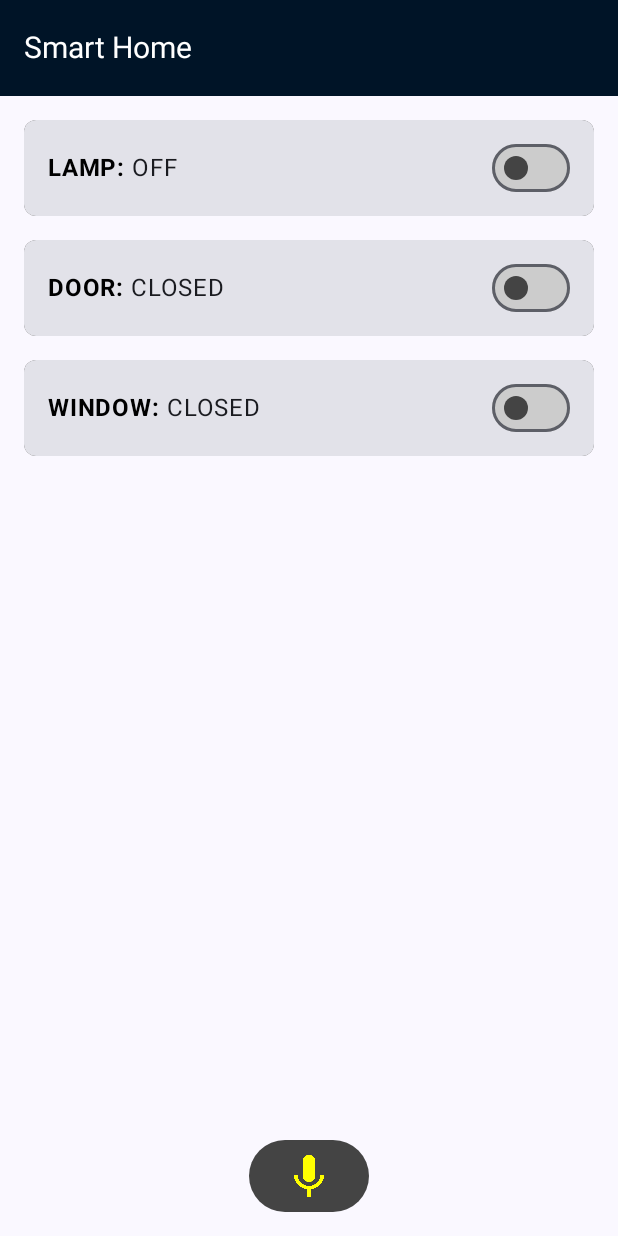
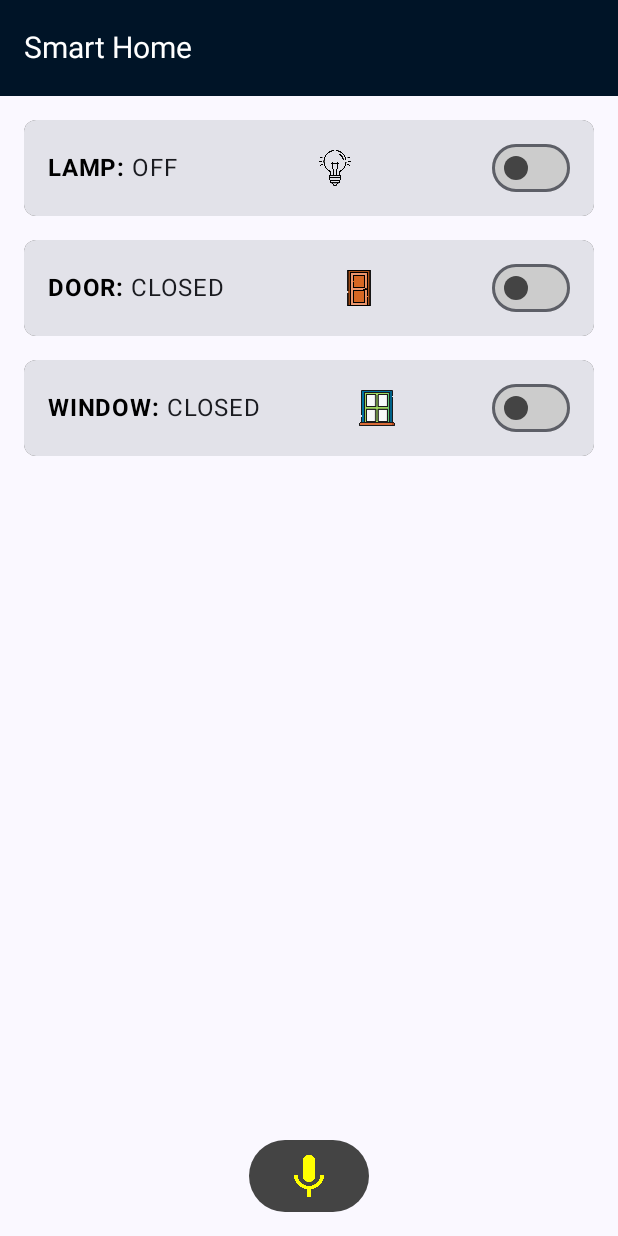
Before and after one commit to ahmedmohd957/lab2_software_engineering, an Android app built with Jetpack Compose: the screen it shows after launch (MainActivity), on a phone screen of 412 x 824 dp. Run offline under Robolectric (Android 15) with nearby library versions, the phone set to English and light mode, and no system bars; our stand-ins replace Firebase (no records; nobody signed in at launch, a user with empty details on screens opened directly).

Commit message:
feat: icon added to control-card

```diff
--- a/app/src/main/java/com/example/lab2se/MainActivity.kt
+++ b/app/src/main/java/com/example/lab2se/MainActivity.kt
@@ -181,8 +181,8 @@ fun HomeLayout(startListening: () -> Unit) {
         )
         Column (
             modifier = Modifier
-            .fillMaxSize()
-            .padding(16.dp),
+                .fillMaxSize()
+                .padding(16.dp),
             verticalArrangement = Arrangement.SpaceBetween,
             horizontalAlignment = Alignment.CenterHorizontally
         ) {
@@ -248,6 +248,20 @@ fun ControlCard(title: String, status: MutableState<Boolean>, toggle: (Boolean)
                         Text(text = if (status.value) "OPEN" else "CLOSED")
                     }
                 }
+                // Icons
+                val iconRes = if (title == "LAMP") {
+                    if (status.value) R.drawable.lamp_2 else R.drawable.lamp_1
+                } else if (title == "DOOR") {
+                    if (status.value) R.drawable.door_2 else R.drawable.door_1
+                } else {
+                    if (status.value) R.drawable.window_2 else R.drawable.window_1
+                }
+                Icon(
+                    painter = painterResource(id = iconRes),
+                    contentDescription = null,
+                    modifier = Modifier.size(24.dp),
+                    tint = Color.Unspecified
+                )
                 Switch(
                     checked = status.value,
                     onCheckedChange = toggle,
```
Also changed, not shown: app/src/main/res/drawable/door_1.png (added), app/src/main/res/drawable/door_2.png (added), app/src/main/res/drawable/lamp_1.png (added), app/src/main/res/drawable/lamp_2.png (added), app/src/main/res/drawable/window_1.png (added), app/src/main/res/drawable/window_2.png (added).
